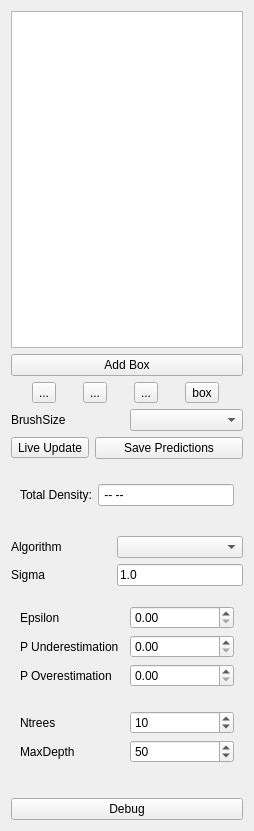
First picture: the form in ilastik/applets/counting3d/labelingDrawer.ui, repository ilastik/ilastik, before the edit.
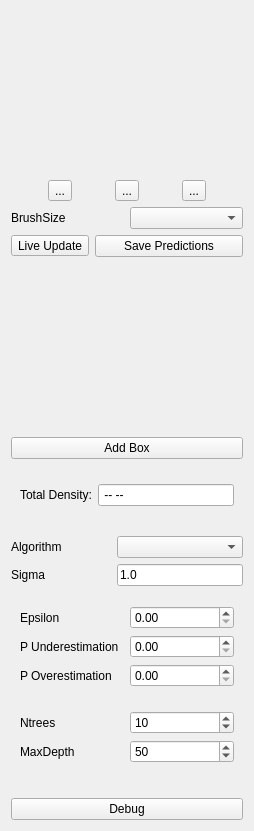
Second picture: the form after the edit. Custom widgets are drawn as their Qt base class.

Commit message: counting separated list for boxes and list for labels

```diff
--- a/ilastik/applets/counting3d/labelingDrawer.ui
+++ b/ilastik/applets/counting3d/labelingDrawer.ui
@@ -35,13 +35,6 @@
    <item>
     <widget class="LabelListView" name="labelListView"/>
    </item>
-   <item>
-    <widget class="QPushButton" name="AddBoxButton">
-     <property name="text">
-      <string>Add Box</string>
-     </property>
-    </widget>
-   </item>
    <item>
     <layout class="QHBoxLayout" name="horizontalLayout_2">
      <item>
@@ -65,13 +58,6 @@
        </property>
       </widget>
      </item>
-     <item>
-      <widget class="QToolButton" name="boxToolButton">
-       <property name="text">
-        <string>box</string>
-       </property>
-      </widget>
-     </item>
     </layout>
    </item>
    <item>
@@ -112,6 +98,32 @@
      </item>
     </layout>
    </item>
+   <item>
+    <spacer name="verticalSpacer_5">
+     <property name="orientation">
+      <enum>Qt::Vertical</enum>
+     </property>
+     <property name="sizeType">
+      <enum>QSizePolicy::Fixed</enum>
+     </property>
+     <property name="sizeHint" stdset="0">
+      <size>
+       <width>20</width>
+       <height>5</height>
+      </size>
+     </property>
+    </spacer>
+   </item>
+   <item>
+    <widget class="LabelListView" name="labelListView_2"/>
+   </item>
+   <item>
+    <widget class="QPushButton" name="AddBoxButton">
+     <property name="text">
+      <string>Add Box</string>
+     </property>
+    </widget>
+   </item>
    <item>
     <spacer name="verticalSpacer_2">
      <property name="orientation">
@@ -329,7 +341,7 @@
  <customwidgets>
   <customwidget>
    <class>LabelListView</class>
-   <extends>QTableView</extends>
+   <extends>QStackedWidget</extends>
    <header>ilastik.widgets.labelListView</header>
   </customwidget>
  </customwidgets>
```
The commit also changes 1 other file.
